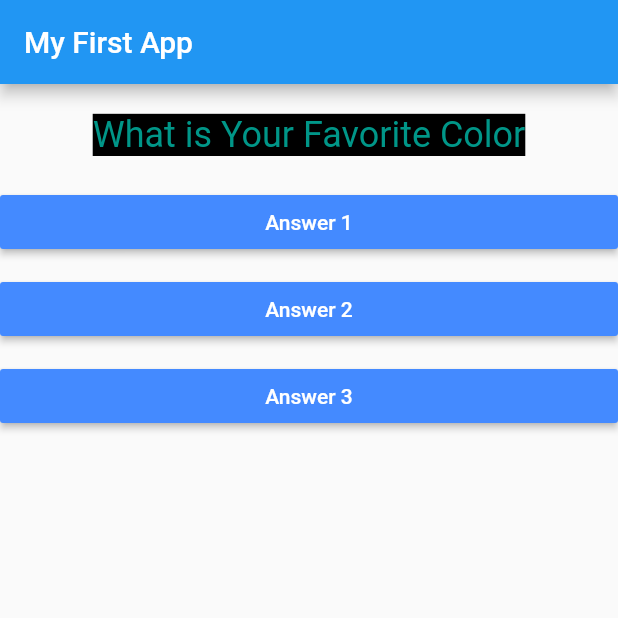
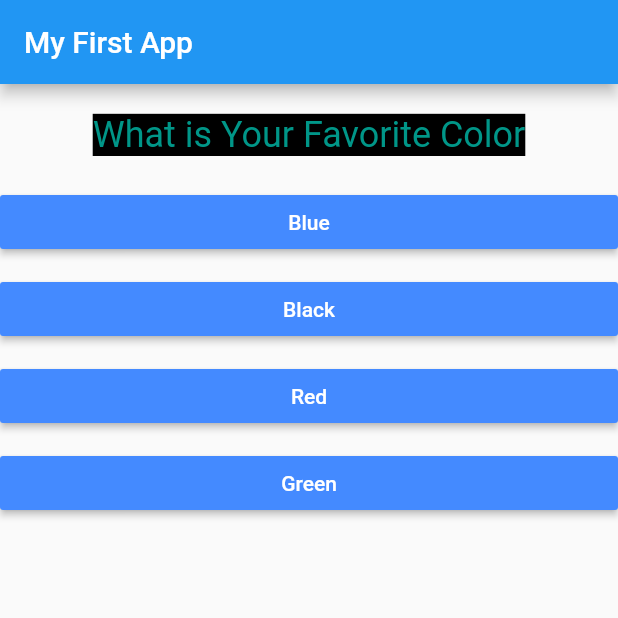
Before and after one commit to hritik7818/personal-expense, a Flutter app: the screen it shows after launch, on a phone screen of 412 x 824 dp, the top half of it. Run offline on Flutter 3.47's test engine with Material 2 defaults, Android fonts, the phone set to English and light mode, and no system bars.

Commit message:
render widgets conditionally

```diff
--- a/lib/answer.dart
+++ b/lib/answer.dart
@@ -3,16 +3,27 @@
 //  creating custom answer button widget
 import 'package:flutter/material.dart';
 
-class Answer extends StatelessWidget {
+class unchangeable extends StatelessWidget {
   // creating a variable to take a callback function
   // that function has an implementation of setState().
   // this phenomena is known as state pushing.
   // because we can change state, from that widget we don't have that state.
 
-  final VoidCallback selectHandler;
+  //  variable declared with final keyword is a run-time constant.
+  // its means variable can not be changed in run time of our flutter app.
+
+  //  variable declared with const keyword is a compile-time constant (compile-time constant value of also a run-time constant).
+  // its means variable can not be changed in compile time of our flutter app
+
+  //Note: we can also define constant value in Right Hand Side.
+  // var a = const ["red","blur","green"];
+  // which mean value in right hand side is immutable (unchangeable).
+  //a.push("white") is wrong.
+
+  final VoidCallback selectHandler; //declaring run-time constant value.
   final String buttonText;
 
-  Answer({required this.selectHandler, required this.buttonText});
+  unchangeable({required this.selectHandler, required this.buttonText});
 
   @override
   Widget build(BuildContext context) {
--- a/lib/main.dart
+++ b/lib/main.dart
@@ -39,15 +39,49 @@ class MyApp extends StatefulWidget {
 
 class _MyAppState extends State<MyApp> {
   var _questionIndex = 0;
+  final _questions = [
+    {
+      "question": "What is Your Favorite Color",
+      "answer": [
+        "Blue",
+        "Black",
+        "Red",
+        "Green",
+      ],
+    },
+    {
+      "question": "What is Your Favorite Sport",
+      "answer": [
+        "Tennis",
+        "Cricket",
+        "Football",
+        "Badminton",
+      ],
+    },
+    {
+      "question": "What is Your Favorite Car",
+      "answer": [
+        "Lamborghini",
+        "Audi",
+        "Ferrari",
+        "BMW",
+      ],
+    },
+    {
+      "question": "What is Your Hobby",
+      "answer": [
+        "Singing",
+        "Dancing",
+        "Writing",
+        "Playing",
+      ],
+    },
+  ];
 
   void _handleAnswer() {
-    if (_questionIndex + 1 > 1) {
-      return;
-    }
     setState(() {
       _questionIndex++;
     });
-    print(_questionIndex);
   }
 
   // Note:
@@ -57,24 +91,6 @@ class _MyAppState extends State<MyApp> {
   // build method takes one argument context which has a type of class BuildContext , context has a metadata about the Widget like where it is exist in widget tree.
   @override
   Widget build(BuildContext context) {
-    var _questions = [
-      {
-        "question": "What is Your Favorite Color",
-        "answer": ["Blue", "Black", "Red", "Green"],
-      },
-      {
-        "question": "What is Your Favorite Sport",
-        "answer": ["Tennis", "Cricket", "Football", "Badminton"],
-      },
-      {
-        "question": "What is Your Favorite Car",
-        "answer": ["Lamborghini", "Audi", "Ferrari", "BMW"],
-      },
-      {
-        "question": "What is Your Hobby",
-        "answer": ["Singing", "Dancing", "Writing", "Playing"],
-      },
-    ];
     // MaterialApp widget is a main widget. It make some setup to render the widget on the screen.
     // Text widget is displays text on the screen.
     return MaterialApp(
@@ -89,26 +105,45 @@ class _MyAppState extends State<MyApp> {
         // like Text ,AppBar , RaisedButton they all are visible widget ,they are use to display some content on the display
         // we also have some invisible widgets which are used to structure our visible widgets and give layout to it.
         // Column widget is a type of invisible widget it is used for give structure (in column wise/vertically) to our visible widgets which are Text and RaisedButton widget .
-        body: Column(
+
+        //Note - we can use ternary operator for render Widget conditionally.
+        //     - we can also use map method for render Multiple Widget iteratively.
+        body: _questionIndex < _questions.length
+            ? Column(
                 children: [
                   Question(
+                    // Flutter will not consider or not rely that _questions[_questionIndex]["question"] has a string value.
+                    // To Tell the Flutter _questions[_questionIndex]["question"] has a String value we have to write like this (as String)
+
+                    // Note - null safety
+                    // In Current versions of flutter the null safety is enabled. we have to aware of it.
+                    // null safety means when we pass a data to same function or constructor, flutter will not understand the type of data and assume it may be null and give error.
+                    // to resolve this issue , we that variable null acceptable which receives value.
+                    // or make simple variable and give a value with a mark and mark is an exclamation mark (!) which show it's not a null value .
+                    // or define the type of value when sending a data to same function or constructor
+                    // we can define type by using -> as {{data_type}} ex- as int.
+
                     _questions[_questionIndex]["question"] as String,
                   ),
-            Answer(
-              // we can pass a pointer to the function to a constructor of another widget or our custom widget.
-              //that function can have the implementation of setState().
+
+                  // Map Method is iterate on all the elements of the List and return a new list.
+                  // as it return a list , as children takes a list and here we put list inside a list ,we want a single list.
+                  //so we use  spreed Operator (...). spreed Operator remove all element of List and put all value of list as a individual elements.
+                  ...(_questions[_questionIndex]["answer"] as List<String>)
+                      .map((e) => unchangeable(
                             selectHandler: _handleAnswer,
-              buttonText: "Answer 1",
+                            buttonText: e,
+                          ))
+                      .toList()
+                ],
+              )
+            : Center(
+                child: Text(
+                  "You did it !",
+                  style: TextStyle(
+                    fontSize: 30,
                   ),
-            Answer(
-              selectHandler: _handleAnswer,
-              buttonText: "Answer 2",
                 ),
-            Answer(
-              selectHandler: _handleAnswer,
-              buttonText: "Answer 3",
-            ),
-          ],
               ),
       ),
     );
--- a/pubspec.yaml
+++ b/pubspec.yaml
@@ -3,7 +3,7 @@ description: A new Flutter project.
 
 # The following line prevents the package from being accidentally published to
 # pub.dev using `flutter pub publish`. This is preferred for private packages.
-publish_to: 'none' # Remove this line if you wish to publish to pub.dev
+publish_to: "none" # Remove this line if you wish to publish to pub.dev
 
 # The following defines the version and build number for your application.
 # A version number is three numbers separated by dots, like 1.2.43
@@ -30,7 +30,6 @@ dependencies:
   flutter:
     sdk: flutter
 
-
   # The following adds the Cupertino Icons font to your application.
   # Use with the CupertinoIcons class for iOS style icons.
   cupertino_icons: ^1.0.2
@@ -51,7 +50,6 @@ dev_dependencies:
 
 # The following section is specific to Flutter.
 flutter:
-
   # The following line ensures that the Material Icons font is
   # included with your application, so that you can use the icons in
   # the material Icons class.
```
Lines whose indentation alone changed are shown as unchanged.
